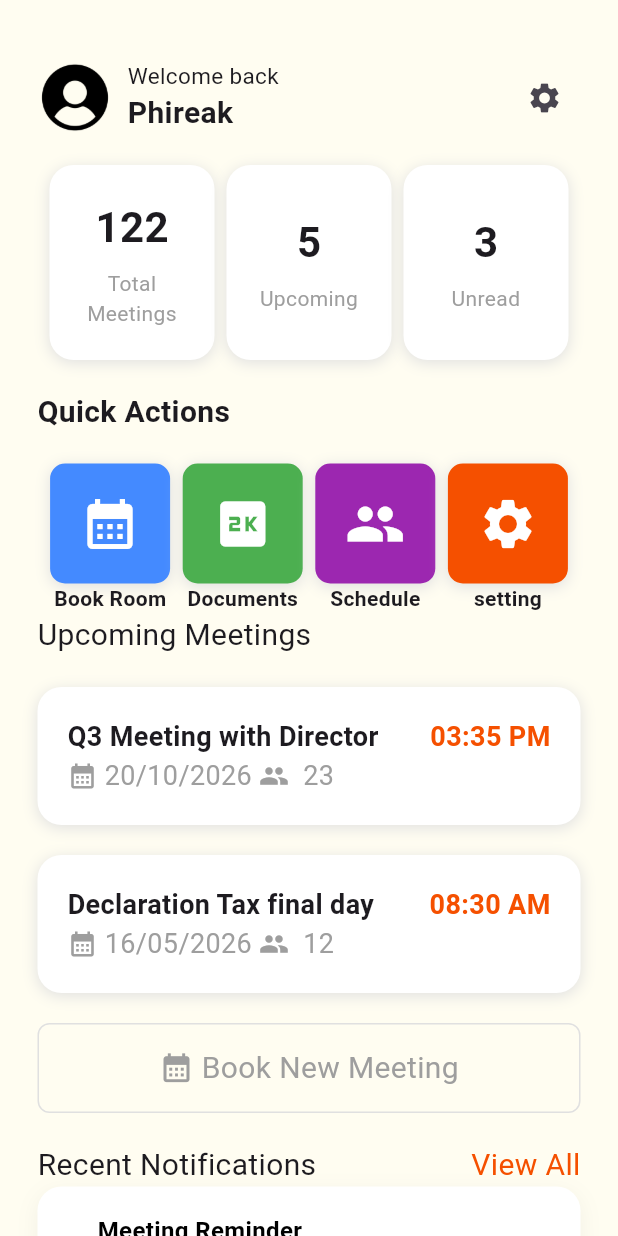
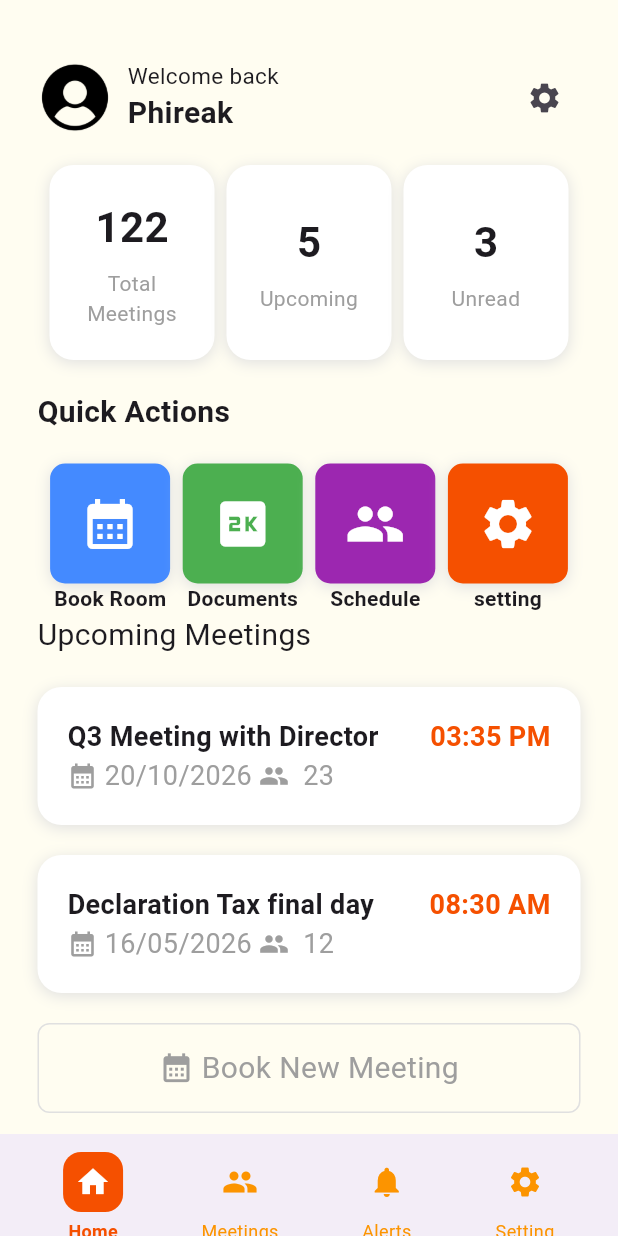
Before and after one commit to Kai-meister/ginbec_mobile_app, a Flutter app: the LoginScreen screen opened directly, after a tap on "Sign In", on a phone screen of 412 x 824 dp. Run offline on Flutter 3.47's test engine with Material 3 defaults, Android fonts, the phone set to English and light mode, and no system bars; our stand-ins replace pinput.

Commit message:
90esh finish

```diff
--- a/lib/main.dart
+++ b/lib/main.dart
@@ -1,8 +1,9 @@
 import 'package:flutter/material.dart';
+import 'package:ginbec_mobile_app/screens/login_screen/login.dart';
 import 'package:ginbec_mobile_app/screens/mainscreen.dart';
 
 void main() => runApp(MaterialApp(
   home: Scaffold(
-  body: MainScreen(),
+  body: LoginScreen(),
   )
 ));
--- a/lib/screens/home_screen/home.dart
+++ b/lib/screens/home_screen/home.dart
@@ -1,5 +1,6 @@
 import 'package:flutter/material.dart';
 import 'package:ginbec_mobile_app/config/color.dart';
+import 'package:ginbec_mobile_app/screens/setting_screen/setting.dart';
 import 'package:ginbec_mobile_app/widgets/avatar.dart';
 import 'package:ginbec_mobile_app/widgets/dashcard.dart';
 import 'package:ginbec_mobile_app/widgets/event_card.dart';
@@ -10,8 +11,12 @@ import 'package:ginbec_mobile_app/widgets/transp_button.dart';
 import '../../widgets/action_button.dart';
 
 class Home extends StatelessWidget {
+  final ValueChanged<int>? onNavigateToTab;
 
-  const Home({super.key});
+  const Home({
+    super.key,
+    this.onNavigateToTab,
+  });
 
   @override
   Widget build(BuildContext context) {
@@ -65,7 +70,7 @@ class Home extends StatelessWidget {
                           ],
                         ),
                         Expanded(child: SizedBox()),
-                        IconButton(onPressed: (){debugPrint('setting icon');}, icon: Icon(Icons.settings)),
+                        IconButton(onPressed: ()=>onNavigateToTab?.call(3), icon: Icon(Icons.settings)),
                       ],
                     ),
                   ),
@@ -85,10 +90,10 @@ class Home extends StatelessWidget {
                   Row(//4th row
                     mainAxisAlignment: MainAxisAlignment.spaceEvenly,
                     children: [
-                      ActionButton(icon: Icons.calendar_month, onTap: (){debugPrint('Book room');}, label: 'Book Room',bttBg: Colors.blueAccent),
-                      ActionButton(icon: Icons.two_k, onTap: (){debugPrint('Documents');}, label: 'Documents',bttBg: Colors.green),
-                      ActionButton(icon: Icons.group, onTap: (){debugPrint('Schedule');}, label: 'Schedule',bttBg: Colors.purple),
-                      ActionButton(icon: Icons.settings, onTap: (){debugPrint('setting');}, label: 'setting',bttBg: GColor.primarycolor),
+                      ActionButton(icon: Icons.calendar_month, onTap: ()=> onNavigateToTab?.call(1), label: 'Book Room',bttBg: Colors.blueAccent),
+                      ActionButton(icon: Icons.two_k, onTap: ()=>onNavigateToTab?.call(1), label: 'Documents',bttBg: Colors.green),
+                      ActionButton(icon: Icons.group, onTap: ()=>onNavigateToTab?.call(1), label: 'Schedule',bttBg: Colors.purple),
+                      ActionButton(icon: Icons.settings, onTap: ()=>onNavigateToTab?.call(3), label: 'setting',bttBg: GColor.primarycolor),
                     ],
                   ),
                 Row(//5th row
--- a/lib/screens/login_screen/login.dart
+++ b/lib/screens/login_screen/login.dart
@@ -2,6 +2,7 @@ import 'package:flutter/material.dart';
 import 'package:ginbec_mobile_app/config/color.dart';
 import 'package:ginbec_mobile_app/screens/login_screen/register.dart';
 import 'package:ginbec_mobile_app/screens/login_screen/reset_password.dart';
+import 'package:ginbec_mobile_app/screens/mainscreen.dart';
 import 'package:ginbec_mobile_app/widgets/avatar.dart';
 import 'package:ginbec_mobile_app/Widgets/round_text_field.dart';
 import 'package:ginbec_mobile_app/Widgets/round_button.dart';
@@ -48,7 +49,7 @@ class _LoginScreenState extends State<LoginScreen> {
             RoundTextField(controller: txtPassword, hintText: '********', icon: Icons.lock,isPassword: true,width: 400,height: 60,),
             SizedBox(height: 20),
             RoundButton(
-              onPressed: (){Navigator.push(context,MaterialPageRoute(builder:(context)=>Home()),);},
+              onPressed: (){Navigator.push(context,MaterialPageRoute(builder:(context)=>MainScreen()),);},
               size:120,
               height: 60,
               width: 400,
--- a/lib/screens/mainscreen.dart
+++ b/lib/screens/mainscreen.dart
@@ -17,8 +17,8 @@ class MainScreen extends StatefulWidget {
 class _MainScreenState extends State<MainScreen> {
   int _selectedIndex = 0;
 
-  final List<Widget> _page = const [
-    Home(),
+  late final List<Widget> _page = [
+    Home(onNavigateToTab: _onTabSelected),
     MeetingScreen(),
     AlertScreen(),
     SettingScreen(),
@@ -26,9 +26,7 @@ class _MainScreenState extends State<MainScreen> {
 
 
   void _onTabSelected(int index){
-    setState(() {
-      _selectedIndex = index;
-    });
+    setState(()=> _selectedIndex =index);
   }
   @override
   Widget build(BuildContext context) {
--- a/lib/screens/setting_screen/setting.dart
+++ b/lib/screens/setting_screen/setting.dart
@@ -1,5 +1,6 @@
 import 'package:flutter/material.dart';
 import 'package:ginbec_mobile_app/config/color.dart';
+import 'package:ginbec_mobile_app/screens/login_screen/login.dart';
 
 class SettingScreen extends StatefulWidget {
   const SettingScreen({super.key});
@@ -231,7 +232,7 @@ class _SettingScreenState extends State<SettingScreen> {
                   // Sign Out
                   _SectionCard(
                     child: InkWell(
-                      onTap: () => debugPrint('Sign out'),
+                      onTap: (){Navigator.push(context,MaterialPageRoute(builder: (context)=>LoginScreen()));},
                       borderRadius: BorderRadius.circular(14),
                       child: const Padding(
                         padding: EdgeInsets.symmetric(vertical: 14),
```
